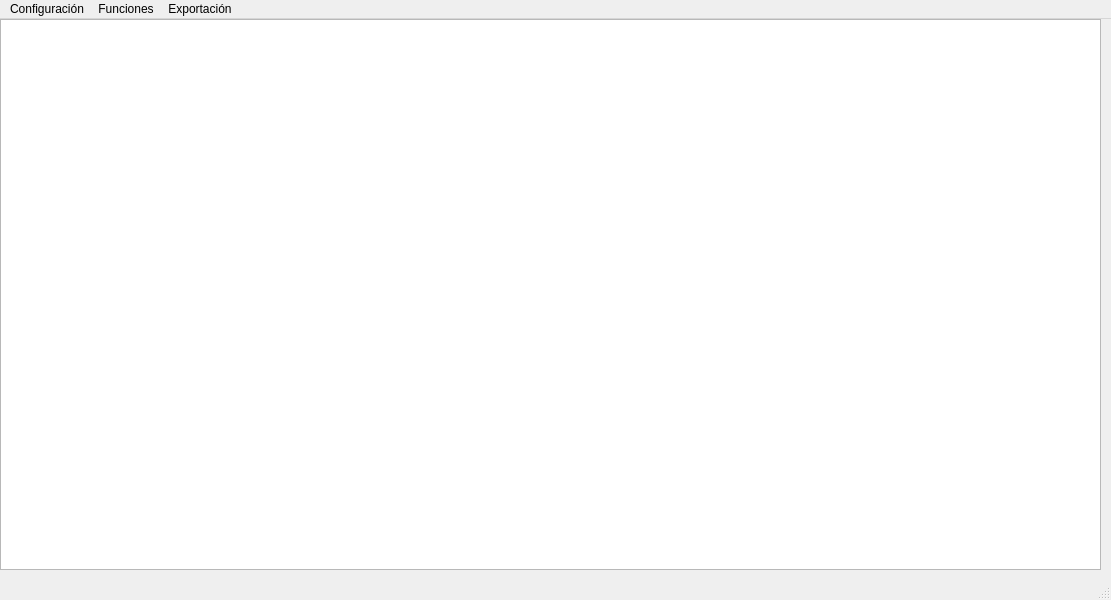
Old version of the form app/resources/main_window.ui in the repository EL-BID/red_basica.
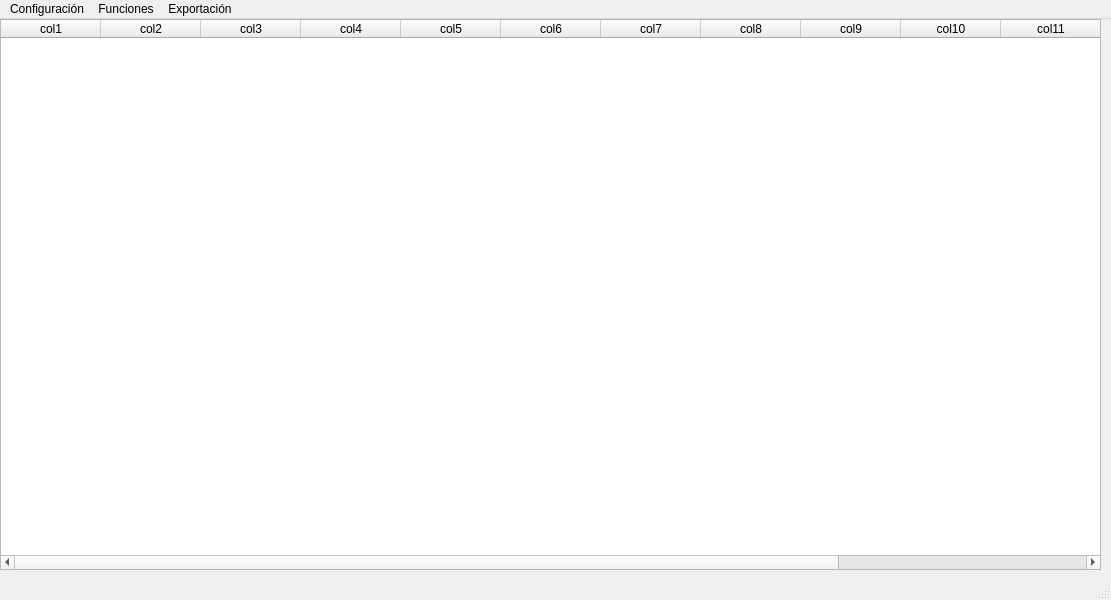
New version of the form.

Commit message: Adding views and images resources

Patch:
```diff
--- a/app/resources/main_window.ui
+++ b/app/resources/main_window.ui
@@ -14,7 +14,7 @@
    <string>SANIBIDapp</string>
   </property>
   <widget class="QWidget" name="centralwidget">
-   <widget class="QColumnView" name="columnView">
+   <widget class="QTableWidget" name="tableWidget">
     <property name="geometry">
      <rect>
       <x>0</x>
@@ -23,6 +23,71 @@
       <height>551</height>
      </rect>
     </property>
+    <column>
+     <property name="text">
+      <string>col1</string>
+     </property>
+    </column>
+    <column>
+     <property name="text">
+      <string>col2</string>
+     </property>
+    </column>
+    <column>
+     <property name="text">
+      <string>col3</string>
+     </property>
+    </column>
+    <column>
+     <property name="text">
+      <string>col4</string>
+     </property>
+    </column>
+    <column>
+     <property name="text">
+      <string>col5</string>
+     </property>
+    </column>
+    <column>
+     <property name="text">
+      <string>col6</string>
+     </property>
+    </column>
+    <column>
+     <property name="text">
+      <string>col7</string>
+     </property>
+    </column>
+    <column>
+     <property name="text">
+      <string>col8</string>
+     </property>
+    </column>
+    <column>
+     <property name="text">
+      <string>col9</string>
+     </property>
+    </column>
+    <column>
+     <property name="text">
+      <string>col10</string>
+     </property>
+    </column>
+    <column>
+     <property name="text">
+      <string>col11</string>
+     </property>
+    </column>
+    <column>
+     <property name="text">
+      <string>col12</string>
+     </property>
+    </column>
+    <column>
+     <property name="text">
+      <string>col13</string>
+     </property>
+    </column>
    </widget>
   </widget>
   <widget class="QMenuBar" name="menubar">
```
The commit also changes 6 other files.
